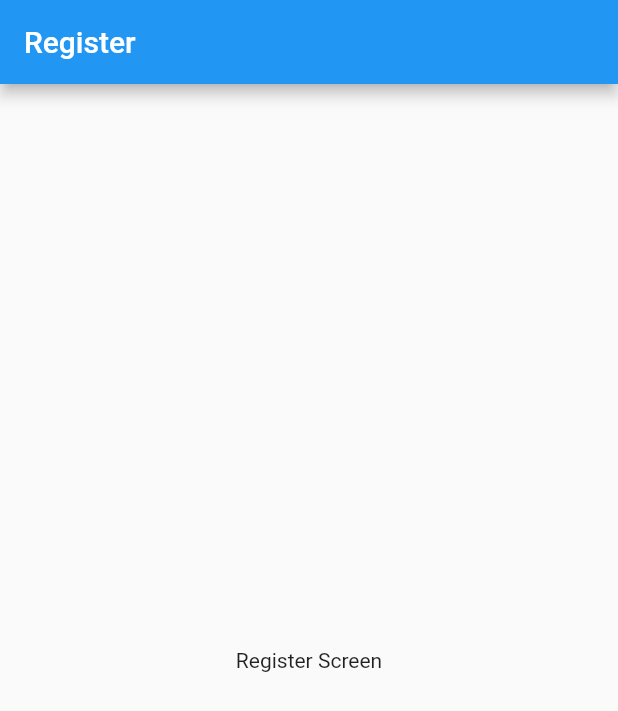
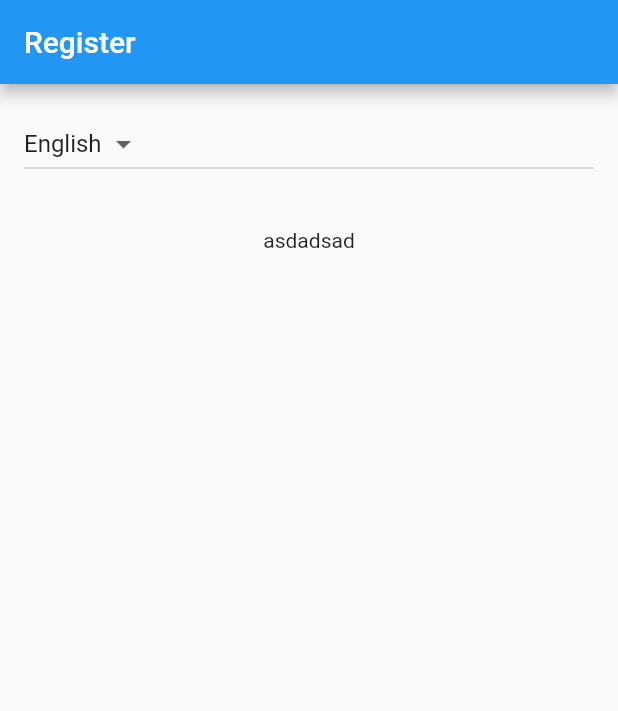
Before and after one commit to JohnRamberger/DisasterReliefAid, a Flutter app: the screen it shows after launch, on a phone screen of 412 x 824 dp. Shown: the top 711 px of the screen. Run offline on Flutter 3.47's test engine with Material 2 defaults, Android fonts, the phone set to English and light mode, and no system bars.

Commit message:
Update Register.screen.dart

```diff
--- a/disaster_relief_aid_flutter/lib/Screens/Register.screen.dart
+++ b/disaster_relief_aid_flutter/lib/Screens/Register.screen.dart
@@ -1,6 +1,8 @@
 import 'package:flutter/material.dart';
 import 'package:flutter/src/widgets/container.dart';
 import 'package:flutter/src/widgets/framework.dart';
+
+import '../DRA.config.dart';
 
 class RegisterScreen extends StatefulWidget {
   const RegisterScreen({super.key});
@@ -13,10 +15,47 @@ class _RegisterScreenState extends State<RegisterScreen> {
   @override
   Widget build(BuildContext context) {
     return Scaffold(
-      appBar: AppBar(
-        title: const Text("Register"),
-      ),
-      body: const Center(child: Text("Register Screen")),
+        appBar: AppBar(
+          title: const Text("Register"),
+        ),
+        body: Container(
+            padding: const EdgeInsets.all(16),
+            child: Center(
+                child: Column(
+              children: [
+                Container(
+                  margin: const EdgeInsets.only(bottom: 32),
+                  child: Row(
+                      children: const [Expanded(child: LanguageDropDown())]),
+                ),
+                const Text("asdadsad")
+              ],
+            ))));
+  }
+}
+
+class LanguageDropDown extends StatefulWidget {
+  const LanguageDropDown({super.key});
+
+  @override
+  State<LanguageDropDown> createState() => _LanguageDropDownState();
+}
+
+class _LanguageDropDownState extends State<LanguageDropDown> {
+  String dropdownValue = Config.languages[0];
+
+  @override
+  Widget build(BuildContext context) {
+    return DropdownButton<String>(
+      value: dropdownValue,
+      items: Config.languages.map<DropdownMenuItem<String>>((String e) {
+        return DropdownMenuItem<String>(value: e, child: Text(e));
+      }).toList(),
+      onChanged: (String? value) {
+        setState(() {
+          dropdownValue = value!;
+        });
+      },
     );
   }
 }
```
